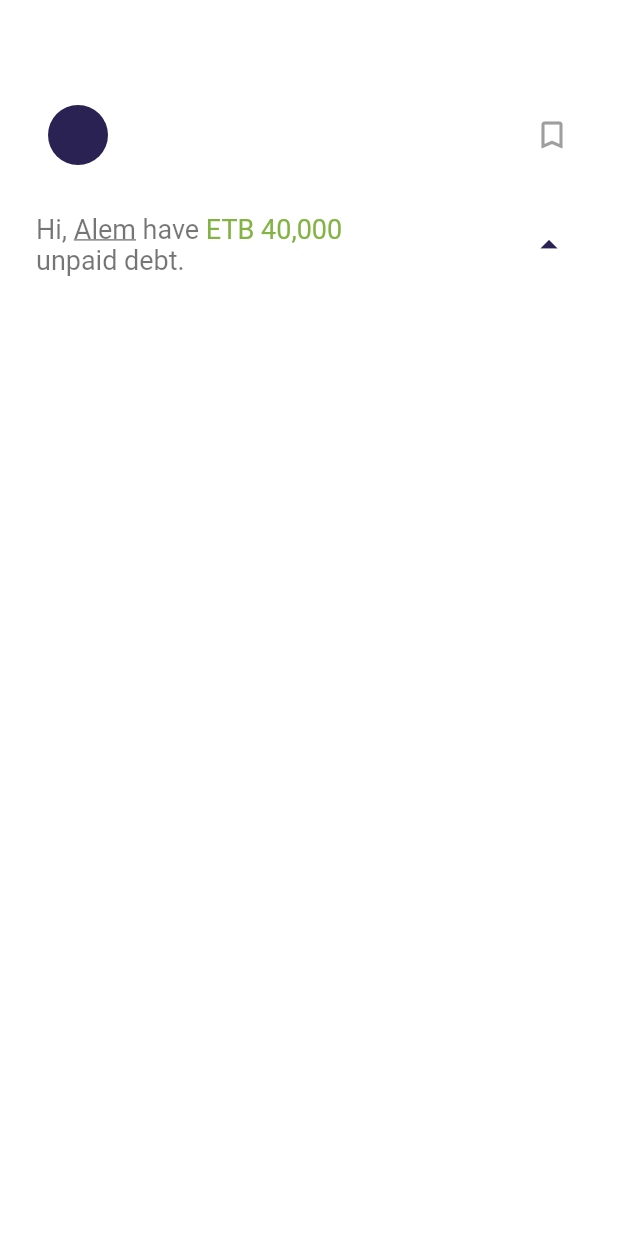
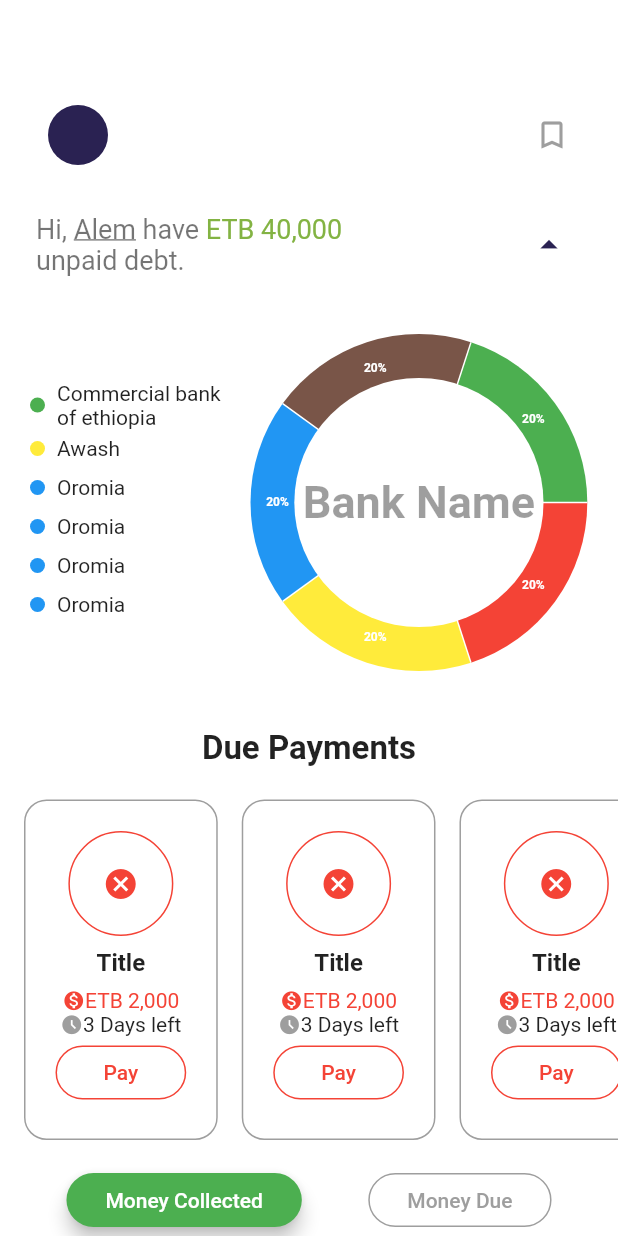
Before and after one commit to tedoham/equbchallange, a Flutter app: the screen it shows after launch, on a phone screen of 412 x 824 dp. Run offline on Flutter 3.47's test engine with Material 2 defaults, Android fonts, the light colour scheme and no system bars.

Commit message:
bank ui widgets added for different parts

```diff
--- a/lib/presentation/screens/home_screen.dart
+++ b/lib/presentation/screens/home_screen.dart
@@ -1,5 +1,11 @@
 import 'package:equbchallange/presentation/constants.dart';
+import 'package:equbchallange/presentation/widgets/due_payment_card.dart';
+import 'package:equbchallange/presentation/widgets/list_bank_name.dart';
+import 'package:equbchallange/presentation/widgets/bank_chart_info.dart';
+import 'package:equbchallange/presentation/widgets/payment_button.dart';
+import 'package:equbchallange/presentation/widgets/payment_collected_card.dart';
 import 'package:flutter/material.dart';
+import 'package:flutter/widgets.dart';
 
 class HomeScreen extends StatefulWidget {
   HomeScreen({Key? key}) : super(key: key);
@@ -13,7 +19,9 @@ class _HomeScreenState extends State<HomeScreen> {
   Widget build(BuildContext context) {
     return Scaffold(
       backgroundColor: Colors.white,
-      body: Column(
+      body: SingleChildScrollView(
+        scrollDirection: Axis.vertical,
+        child: Column(
           children: [
             SizedBox(height: 70),
             Container(
@@ -27,7 +35,7 @@ class _HomeScreenState extends State<HomeScreen> {
                     CircleAvatar(
                       backgroundColor: kProfileColor,
                     ),
-                  Icon(
+                    const Icon(
                       Icons.bookmark_border,
                       color: Colors.grey,
                       size: 24.0,
@@ -76,7 +84,146 @@ class _HomeScreenState extends State<HomeScreen> {
                 ),
               ),
             ),
+            SizedBox(height: 70),
+            Padding(
+              padding: const EdgeInsets.fromLTRB(12, 0, 8, 0),
+              child: Row(
+                  crossAxisAlignment: CrossAxisAlignment.center,
+                  mainAxisAlignment: MainAxisAlignment.spaceBetween,
+                  children: [
+                    Expanded(
+                      flex: 4,
+                      child: Column(
+                        crossAxisAlignment: CrossAxisAlignment.center,
+                        mainAxisAlignment: MainAxisAlignment.spaceEvenly,
+                        children: [
+                          ListBankName(
+                              color: Colors.green,
+                              name: "Commercial bank of ethiopia"),
+                          ListBankName(color: Colors.yellow, name: "Awash"),
+                          ListBankName(color: Colors.blue, name: "Oromia"),
+                          ListBankName(color: Colors.blue, name: "Oromia"),
+                          ListBankName(color: Colors.blue, name: "Oromia"),
+                          ListBankName(color: Colors.blue, name: "Oromia"),
                         ],
+                      ),
+                    ),
+                    Expanded(
+                      flex: 7,
+                      child: Padding(
+                        padding: const EdgeInsets.fromLTRB(0, 0, 0, 0),
+                        child: BankChartInfo(),
+                      ),
+                      // child: Text("something here.... sjfhjsdhf dfdf "),
+                    )
+                  ]),
+            ),
+            SizedBox(height: 70),
+            Text(
+              "Due Payments",
+              textAlign: TextAlign.center,
+              style: TextStyle(
+                fontWeight: FontWeight.bold,
+                fontSize: 22,
+              ),
+            ),
+            SizedBox(height: 5),
+            SingleChildScrollView(
+              scrollDirection: Axis.horizontal,
+              child: Padding(
+                padding: const EdgeInsets.all(8.0),
+                child: Row(
+                  crossAxisAlignment: CrossAxisAlignment.center,
+                  mainAxisAlignment: MainAxisAlignment.spaceBetween,
+                  children: [
+                    DuePaymentCard(),
+                    DuePaymentCard(),
+                    DuePaymentCard(),
+                    DuePaymentCard(),
+                    DuePaymentCard(),
+                    DuePaymentCard(),
+                    DuePaymentCard(),
+                  ],
+                ),
+              ),
+            ),
+            // SizedBox(height: 50),
+            Row(
+              crossAxisAlignment: CrossAxisAlignment.center,
+              mainAxisAlignment: MainAxisAlignment.spaceEvenly,
+              children: [
+                PaymentButton(
+                  name: 'Money Collected',
+                  active: true,
+                ),
+                PaymentButton(
+                  name: 'Money Due',
+                  active: false,
+                ),
+              ],
+            ),
+            Padding(
+              padding: const EdgeInsets.all(16.0),
+              child: Container(
+                height: 600,
+                child: GridView.count(
+                  scrollDirection: Axis.vertical,
+                  crossAxisCount: 2,
+                  crossAxisSpacing: 10.0,
+                  mainAxisSpacing: 10.0,
+                  children: <Widget>[
+                    PaymentCollectedCard(),
+                    PaymentCollectedCard(),
+                    PaymentCollectedCard(),
+                    PaymentCollectedCard(),
+                    PaymentCollectedCard(),
+                    PaymentCollectedCard(),
+                  ],
+                ),
+              ),
+            ),
+            // Column(
+            //   children: [
+            //     Padding(
+            //       padding: const EdgeInsets.all(8.0),
+            //       child: Row(
+            //         crossAxisAlignment: CrossAxisAlignment.center,
+            //         mainAxisAlignment: MainAxisAlignment.spaceEvenly,
+            //         children: [
+            //           Expanded(
+            //             child: PaymentCollectedCard(),
+            //           ),
+            //           Expanded(
+            //             child: PaymentCollectedCard(),
+            //           ),
+            //         ],
+            //       ),
+            //     ),
+            //   ],
+            // ),
+            // PaymentCollectedCard()
+            // CustomScrollView(
+            //   primary: false,
+            //   slivers: <Widget>[
+            //     SliverPadding(
+            //       padding: const EdgeInsets.all(20),
+            //       sliver: SliverGrid.count(
+            //         crossAxisSpacing: 10,
+            //         mainAxisSpacing: 10,
+            //         crossAxisCount: 2,
+            //         children: <Widget>[
+            //           Container(
+            //             padding: const EdgeInsets.all(8),
+            //             child: const Text("He'd have you all unravel at the"),
+            //             color: Colors.green[100],
+            //           ),
+            //         ],
+            //       ),
+            //     ),
+            //   ],
+            // ),
+          ],
+        ),
       ),
     );
   }
--- /dev/null
+++ b/lib/presentation/widgets/bank_profile_circular.dart
@@ -0,0 +1,20 @@
+import 'package:flutter/material.dart';
+
+class BankProfileCircular extends StatelessWidget {
+  const BankProfileCircular({Key? key}) : super(key: key);
+
+  @override
+  Widget build(BuildContext context) {
+    return Container(
+      width: 70,
+      height: 70,
+      decoration: BoxDecoration(
+          borderRadius: BorderRadius.circular(100),
+          border: Border.all(width: 1, color: Colors.red)),
+      child: Icon(
+        Icons.cancel,
+        color: Colors.red,
+      ),
+    );
+  }
+}
--- /dev/null
+++ b/lib/presentation/widgets/due_payment_card.dart
@@ -0,0 +1,71 @@
+import 'package:equbchallange/presentation/widgets/bank_profile_circular.dart';
+import 'package:flutter/material.dart';
+
+class DuePaymentCard extends StatelessWidget {
+  const DuePaymentCard({Key? key}) : super(key: key);
+
+  @override
+  Widget build(BuildContext context) {
+    return Padding(
+      padding: const EdgeInsets.all(8.0),
+      child: Container(
+        decoration: BoxDecoration(
+            border: Border.all(color: Colors.grey),
+            borderRadius: BorderRadius.circular(15)),
+        child: Padding(
+          padding: const EdgeInsets.all(20.0),
+          child: Column(
+            children: [
+              BankProfileCircular(),
+              Padding(
+                padding: const EdgeInsets.all(8.0),
+                child: Text(
+                  "Title",
+                  style: TextStyle(fontWeight: FontWeight.bold, fontSize: 16),
+                ),
+              ),
+              Row(
+                children: [
+                  Icon(
+                    Icons.monetization_on,
+                    color: Colors.red,
+                    size: 15,
+                  ),
+                  Text(
+                    "ETB 2,000",
+                    style: TextStyle(color: Colors.red),
+                  ),
+                ],
+              ),
+              Row(
+                children: [
+                  Icon(
+                    Icons.access_time_filled,
+                    color: Colors.grey[500],
+                    size: 15,
+                  ),
+                  Text("3 Days left"),
+                ],
+              ),
+              OutlinedButton(
+                style: OutlinedButton.styleFrom(
+                  primary: Colors.red,
+                  side: BorderSide(color: Colors.red, width: 1),
+                  shape: RoundedRectangleBorder(
+                      borderRadius: BorderRadius.circular(100)),
+                ),
+                onPressed: () {
+                  print('Received click');
+                },
+                child: Padding(
+                  padding: const EdgeInsets.fromLTRB(16.0, 0, 16.0, 0),
+                  child: const Text('Pay'),
+                ),
+              ),
+            ],
+          ),
+        ),
+      ),
+    );
+  }
+}
--- /dev/null
+++ b/lib/presentation/widgets/list_bank_name.dart
@@ -0,0 +1,34 @@
+import 'package:flutter/material.dart';
+
+class ListBankName extends StatelessWidget {
+  Color color = Colors.red;
+  String name = "Bank Name";
+
+  ListBankName({Key? key, required this.color, required this.name})
+      : super(key: key);
+
+  @override
+  Widget build(BuildContext context) {
+    return Row(
+      children: [
+        Padding(
+          padding: const EdgeInsets.all(8.0),
+          child: Container(
+            width: 10.0,
+            height: 10.0,
+            decoration: new BoxDecoration(
+              color: color,
+              shape: BoxShape.circle,
+            ),
+          ),
+        ),
+        Expanded(
+          child: Text(
+            name,
+            overflow: TextOverflow.clip,
+          ),
+        )
+      ],
+    );
+  }
+}
--- /dev/null
+++ b/lib/presentation/widgets/payment_button.dart
@@ -0,0 +1,36 @@
+import 'package:flutter/material.dart';
+
+class PaymentButton extends StatelessWidget {
+  String name = "Bank Name";
+  bool active = false;
+
+  PaymentButton({Key? key, required this.name, required this.active})
+      : super(key: key);
+
+  @override
+  Widget build(BuildContext context) {
+    final ButtonStyle flatButtonStyle = TextButton.styleFrom(
+      primary: active == true ? Colors.white : Colors.grey,
+      minimumSize: Size(88, 36),
+      padding: EdgeInsets.symmetric(horizontal: 16.0),
+      side: BorderSide(
+        color: active == true ? Colors.transparent : Colors.grey,
+        width: 1,
+      ),
+      shape: const RoundedRectangleBorder(
+        borderRadius: BorderRadius.all(Radius.circular(100.0)),
+      ),
+      backgroundColor: active == true ? Colors.green : Colors.white,
+      elevation: active == true ? 5 : 0,
+    );
+
+    return TextButton(
+      style: flatButtonStyle,
+      onPressed: () {},
+      child: Padding(
+        padding: const EdgeInsets.all(10.0),
+        child: Text(name),
+      ),
+    );
+  }
+}
```
Also changed, not shown: lib/data/model/bank_info.dart (added, +13 -0 lines), lib/presentation/widgets/bank_chart_info.dart (added, +166 -0 lines), lib/presentation/widgets/payment_collected_card.dart (added, +123 -0 lines). Lines whose indentation alone changed are shown as unchanged.
